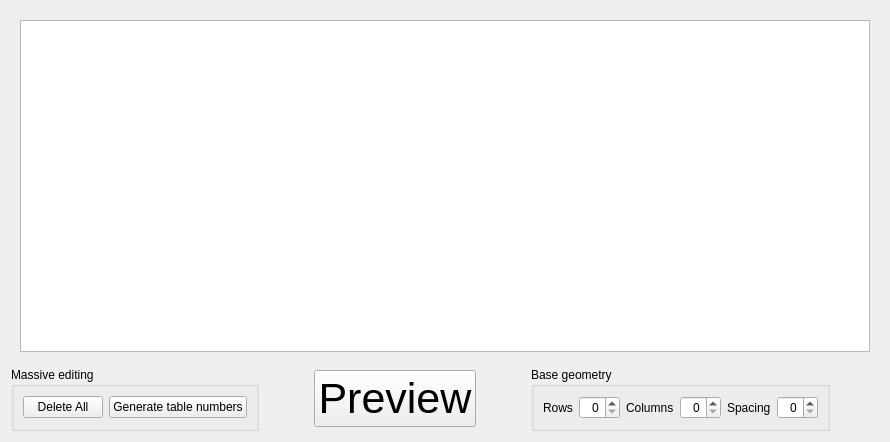
The window that App/Ui/TableWidget.ui (paolodestefani/pySagra3) describes before a commit, drawn with Qt 5.
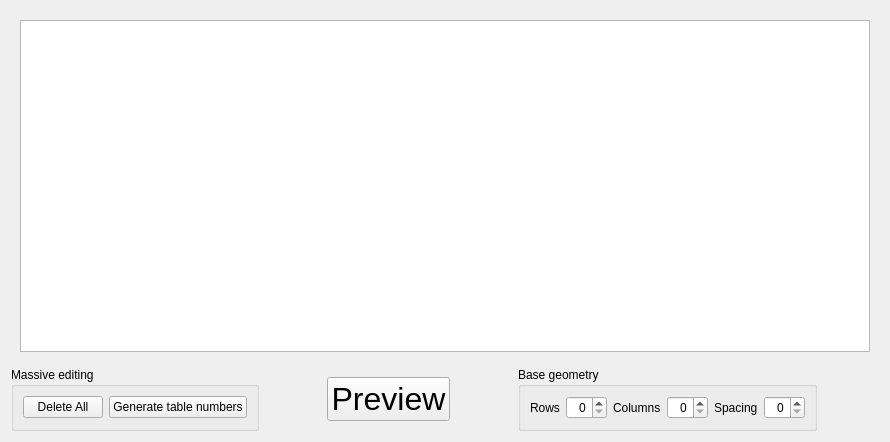
The same window after the commit. Custom widgets are drawn as their Qt base class.

```diff
--- a/App/Ui/TableWidget.ui
+++ b/App/Ui/TableWidget.ui
@@ -151,7 +151,7 @@
       <widget class="QPushButton" name="pushButtonPreview">
        <property name="font">
         <font>
-         <pointsize>32</pointsize>
+         <pointsize>24</pointsize>
          <kerning>true</kerning>
         </font>
        </property>
```
